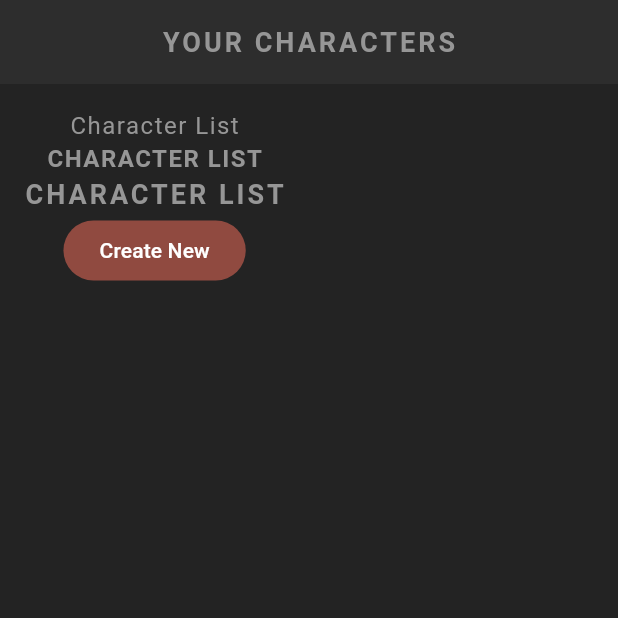
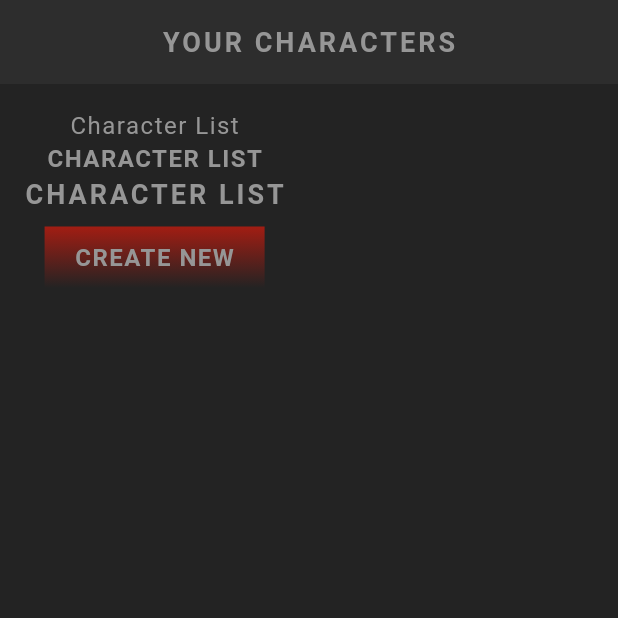
Before and after one commit to VictorDevLab/role_playing_game, a Flutter app: the screen it shows after launch, on a phone screen of 412 x 824 dp, the top half of it. Run offline on Flutter 3.47's test engine with Material 3 defaults, Android fonts, the phone set to English and light mode, and no system bars; our stand-ins replace google_fonts; Roboto replaces fonts that are missing (Kanit).

Commit message:
add container gradients

```diff
--- a/lib/screens/home/home.dart
+++ b/lib/screens/home/home.dart
@@ -1,4 +1,5 @@
 import 'package:flutter/material.dart';
+import 'package:role_playing_game/shared/styled_button.dart';
 import 'package:role_playing_game/shared/styled_text.dart';
 
 class Home extends StatefulWidget {
@@ -23,7 +24,7 @@ class _HomeState extends State<Home> {
             StyledText("Character List"),
             StyledHeading("Character List"),
             StyledTitle("Character List"),
-            FilledButton(onPressed: () {}, child: Text("Create New")),
+            StyledButton(onPressed: () {}, child: StyledHeading("Create New")),
           ],
         ),
       ),
--- /dev/null
+++ b/lib/shared/styled_button.dart
@@ -0,0 +1,26 @@
+import 'package:flutter/material.dart';
+import 'package:role_playing_game/theme.dart';
+
+class StyledButton extends StatelessWidget {
+  const StyledButton({super.key, required this.onPressed, required this.child});
+
+  final Function() onPressed;
+  final Widget child;
+  @override
+  Widget build(BuildContext context) {
+    return TextButton(
+      onPressed: onPressed,
+      child: Container(
+        padding: EdgeInsets.symmetric(vertical: 10, horizontal: 20),
+        decoration: BoxDecoration(
+          gradient: LinearGradient(
+            colors: [AppColors.primaryColor, AppColors.secondaryAccent],
+            begin: Alignment.topCenter,
+            end: Alignment.bottomCenter,
+          ),
+        ),
+        child: child,
+      ),
+    );
+  }
+}
```
